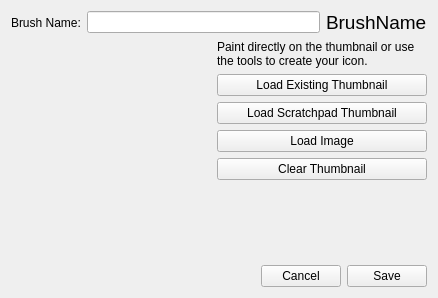
This is libs/ui/forms/wdgsavebrushpreset.ui in KDE/krita as Qt 5 draws it before an edit. The edited form follows.
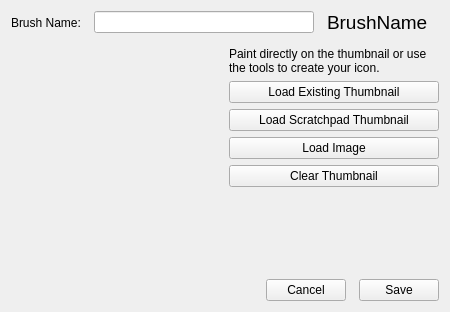
This is the edited form. Custom widgets are drawn as their Qt base class.

Commit message: remove a bunch of superfluous this references to make the code more consistent. re-arranged the UI a bit on saving presets to use the space better

The edit to the form file:
```diff
--- a/libs/ui/forms/wdgsavebrushpreset.ui
+++ b/libs/ui/forms/wdgsavebrushpreset.ui
@@ -6,8 +6,8 @@
    <rect>
     <x>0</x>
     <y>0</y>
-    <width>438</width>
-    <height>298</height>
+    <width>450</width>
+    <height>312</height>
    </rect>
   </property>
   <property name="sizePolicy">
@@ -20,6 +20,9 @@
    <string>Save Brush Preset</string>
   </property>
   <layout class="QVBoxLayout" name="verticalLayout_4">
+   <property name="spacing">
+    <number>13</number>
+   </property>
    <item>
     <layout class="QHBoxLayout" name="horizontalLayout_3">
      <item>
@@ -30,7 +33,14 @@
       </widget>
      </item>
      <item>
-      <widget class="QLineEdit" name="newBrushNameTexField"/>
+      <widget class="QLineEdit" name="newBrushNameTexField">
+       <property name="minimumSize">
+        <size>
+         <width>220</width>
+         <height>0</height>
+        </size>
+       </property>
+      </widget>
      </item>
      <item>
       <widget class="QLabel" name="currentBrushNameLabel">
@@ -44,10 +54,26 @@
        </property>
       </widget>
      </item>
+     <item>
+      <spacer name="horizontalSpacer_2">
+       <property name="orientation">
+        <enum>Qt::Horizontal</enum>
+       </property>
+       <property name="sizeHint" stdset="0">
+        <size>
+         <width>40</width>
+         <height>20</height>
+        </size>
+       </property>
+      </spacer>
+     </item>
     </layout>
    </item>
    <item>
     <layout class="QHBoxLayout" name="horizontalLayout">
+     <property name="spacing">
+      <number>18</number>
+     </property>
      <item>
       <layout class="QVBoxLayout" name="verticalLayout_3">
        <item>
@@ -91,6 +117,9 @@
       <layout class="QVBoxLayout" name="verticalLayout">
        <item>
         <layout class="QVBoxLayout" name="verticalLayout_2">
+         <property name="spacing">
+          <number>6</number>
+         </property>
          <item>
           <widget class="QLabel" name="label">
            <property name="text">
```
The commit also changes 1 other file.
